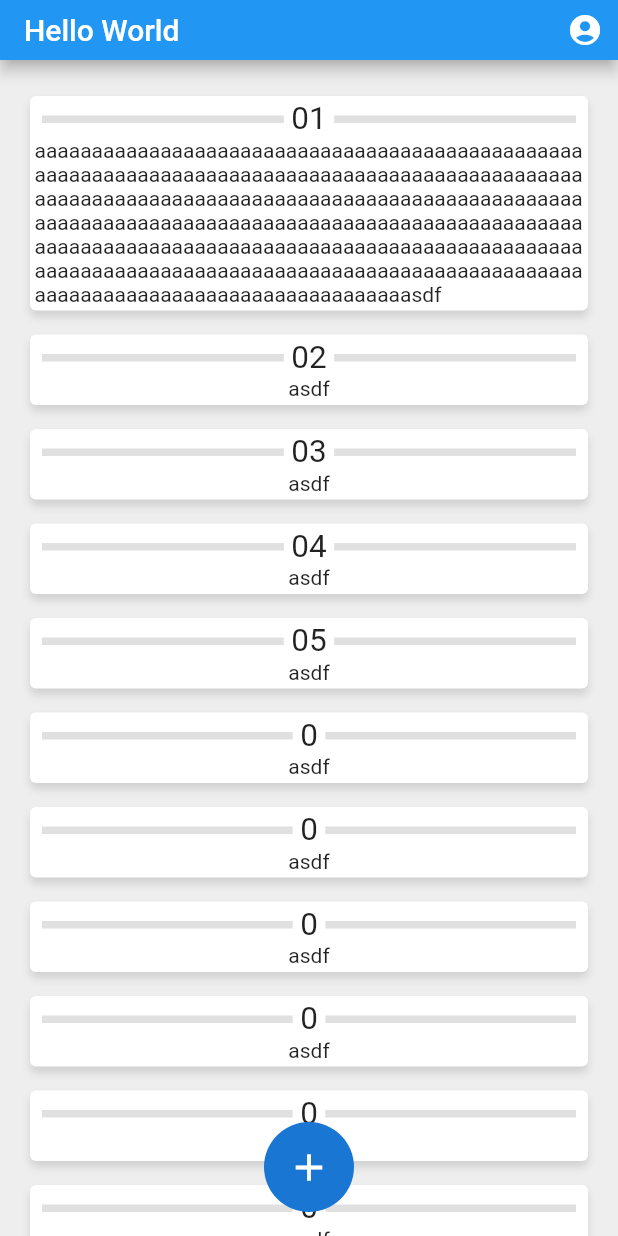
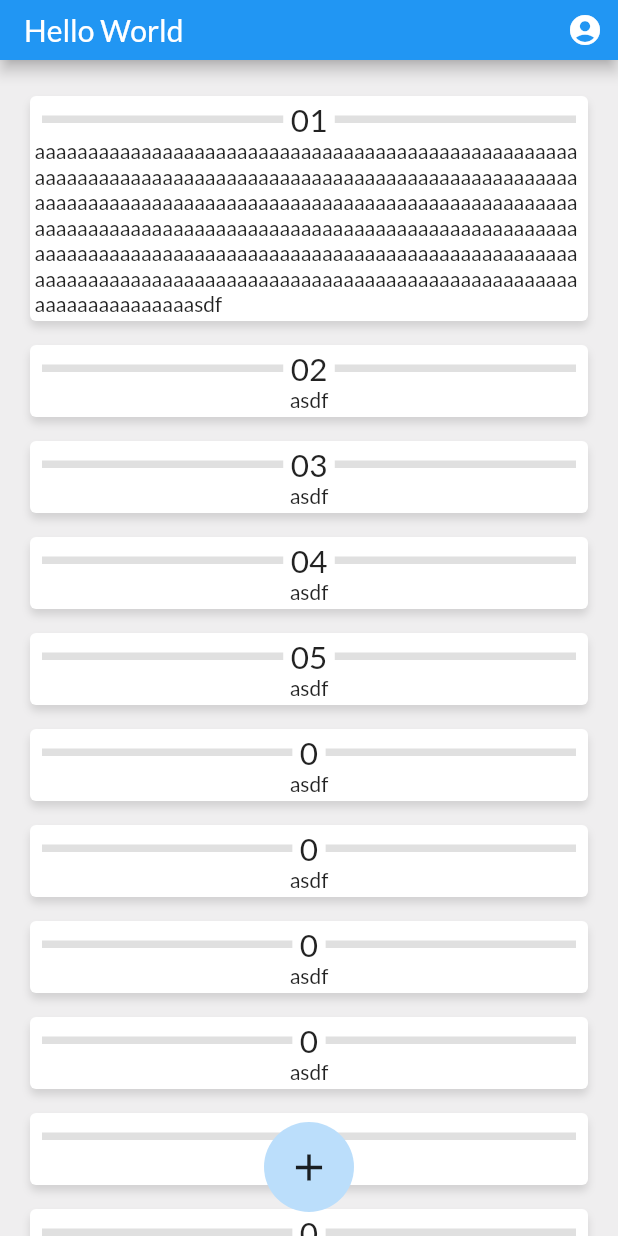
Before and after one commit to samkoesnadi/sicantik-boilerplate, a Flutter app: the screen it shows after launch, on a phone screen of 412 x 824 dp. Run offline on Flutter 3.47's test engine with Material 2 defaults, Android fonts, the phone set to English and light mode, and no system bars; our stand-ins replace get, get_storage, google_fonts, logger, visibility_detector; missing offline and left inert: flexible_scrollbar, spring.

Commit message:
Added Google Font

```diff
--- a/lib/theme_data.dart
+++ b/lib/theme_data.dart
@@ -1,5 +1,6 @@
 /// Set the theme of the application
 import 'package:flutter/material.dart';
+import 'package:google_fonts/google_fonts.dart';
 
 
 const String fontName = 'Roboto';
@@ -8,5 +9,6 @@ final theme_data = ThemeData(
     primarySwatch: Colors.blue,
     brightness: Brightness.light,
     scaffoldBackgroundColor: const Color.fromRGBO(239, 238, 239, 1.0),
-    fontFamily: 'Roboto',
+    primaryTextTheme: GoogleFonts.getTextTheme('Lato'),
+    textTheme: GoogleFonts.getTextTheme('Lato'),
 );
--- a/pubspec.yaml
+++ b/pubspec.yaml
@@ -42,6 +42,7 @@ dependencies:
   spring: ^2.0.2
   get_storage: ^2.0.3
   visibility_detector: ^0.3.3
+  google_fonts: ^3.0.1
 
 dev_dependencies:
   flutter_test:
```
Also changed, not shown: pubspec.lock.
